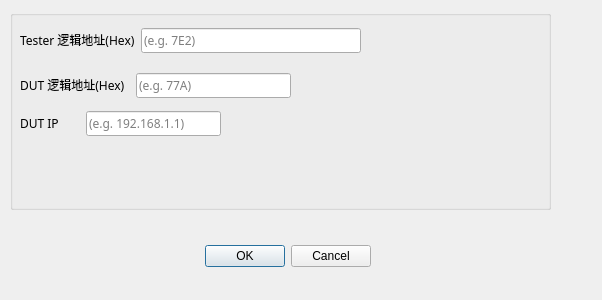
Before: the Qt Designer form UI/DoIPConfigUI.ui in YEZZESDXHN/DoIP_Client, drawn with Qt 5.
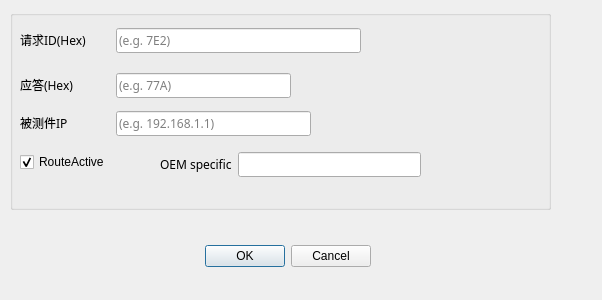
After: the same form once the commit is applied.

Commit message: db_manmger添加部分函数

```diff
--- a/UI/DoIPConfigUI.ui
+++ b/UI/DoIPConfigUI.ui
@@ -73,17 +73,23 @@
        </property>
        <property name="minimumSize">
         <size>
-         <width>110</width>
+         <width>90</width>
          <height>0</height>
         </size>
        </property>
+       <property name="maximumSize">
+        <size>
+         <width>90</width>
+         <height>16777215</height>
+        </size>
+       </property>
        <property name="font">
         <font>
          <family>微软雅黑</family>
         </font>
        </property>
        <property name="text">
-        <string>DUT 逻辑地址(Hex)</string>
+        <string>应答(Hex)</string>
        </property>
       </widget>
      </item>
@@ -121,10 +127,16 @@
        </property>
        <property name="minimumSize">
         <size>
-         <width>110</width>
+         <width>90</width>
          <height>0</height>
         </size>
        </property>
+       <property name="maximumSize">
+        <size>
+         <width>90</width>
+         <height>16777215</height>
+        </size>
+       </property>
        <property name="sizeIncrement">
         <size>
          <width>0</width>
@@ -137,7 +149,7 @@
         </font>
        </property>
        <property name="text">
-        <string>Tester 逻辑地址(Hex)</string>
+        <string>请求ID(Hex)</string>
        </property>
       </widget>
      </item>
@@ -166,7 +178,7 @@
      <rect>
       <x>10</x>
       <y>100</y>
-      <width>201</width>
+      <width>291</width>
       <height>27</height>
      </rect>
     </property>
@@ -181,10 +193,16 @@
        </property>
        <property name="minimumSize">
         <size>
-         <width>60</width>
+         <width>90</width>
          <height>0</height>
         </size>
        </property>
+       <property name="maximumSize">
+        <size>
+         <width>90</width>
+         <height>16777215</height>
+        </size>
+       </property>
        <property name="baseSize">
         <size>
          <width>0</width>
@@ -197,7 +215,7 @@
         </font>
        </property>
        <property name="text">
-        <string>DUT IP</string>
+        <string>被测件IP</string>
        </property>
       </widget>
      </item>
@@ -215,6 +233,64 @@
      </item>
     </layout>
    </widget>
+   <widget class="QCheckBox" name="checkBox_RouteActive">
+    <property name="geometry">
+     <rect>
+      <x>10</x>
+      <y>140</y>
+      <width>111</width>
+      <height>24</height>
+     </rect>
+    </property>
+    <property name="sizePolicy">
+     <sizepolicy hsizetype="Fixed" vsizetype="Fixed">
+      <horstretch>0</horstretch>
+      <verstretch>0</verstretch>
+     </sizepolicy>
+    </property>
+    <property name="layoutDirection">
+     <enum>Qt::LayoutDirection::LeftToRight</enum>
+    </property>
+    <property name="text">
+     <string>RouteActive</string>
+    </property>
+    <property name="checked">
+     <bool>true</bool>
+    </property>
+   </widget>
+   <widget class="QWidget" name="layoutWidget_2">
+    <property name="geometry">
+     <rect>
+      <x>150</x>
+      <y>140</y>
+      <width>261</width>
+      <height>29</height>
+     </rect>
+    </property>
+    <layout class="QHBoxLayout" name="horizontalLayout" stretch="0,3">
+     <item>
+      <widget class="QLabel" name="label">
+       <property name="font">
+        <font>
+         <family>微软雅黑</family>
+        </font>
+       </property>
+       <property name="text">
+        <string>OEM specific</string>
+       </property>
+      </widget>
+     </item>
+     <item>
+      <widget class="QLineEdit" name="lineEdit_OEMSpecific">
+       <property name="font">
+        <font>
+         <family>微软雅黑</family>
+        </font>
+       </property>
+      </widget>
+     </item>
+    </layout>
+   </widget>
   </widget>
  </widget>
  <resources/>
```
Left out of the diff: 38 changed lines with no effect on the pictures. The commit also changes 2 other files.
